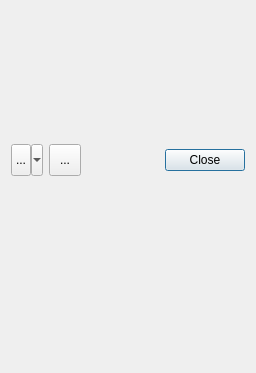
dhasterok/LaserMapExplorer, file designer/QuickViewDialog.ui: the form before one commit; both pictures show x 0 to 256 and y 267 to 640 of the 256 by 640 pixel window.
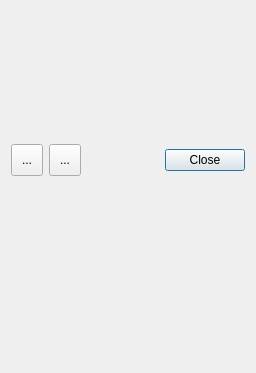
The form after the commit. Icons and pictures are not drawn.

Patch:
```diff
--- a/designer/QuickViewDialog.ui
+++ b/designer/QuickViewDialog.ui
@@ -70,7 +70,7 @@
         </size>
        </property>
        <property name="popupMode">
-        <enum>QToolButton::MenuButtonPopup</enum>
+        <enum>QToolButton::InstantPopup</enum>
        </property>
       </widget>
      </item>
```
